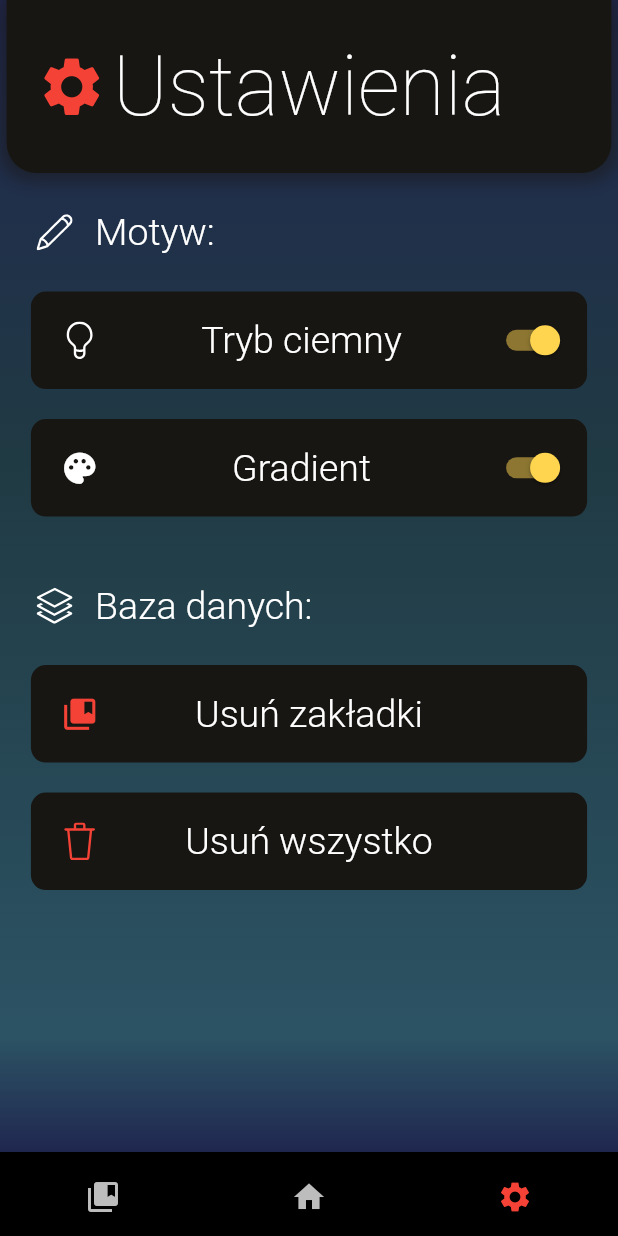
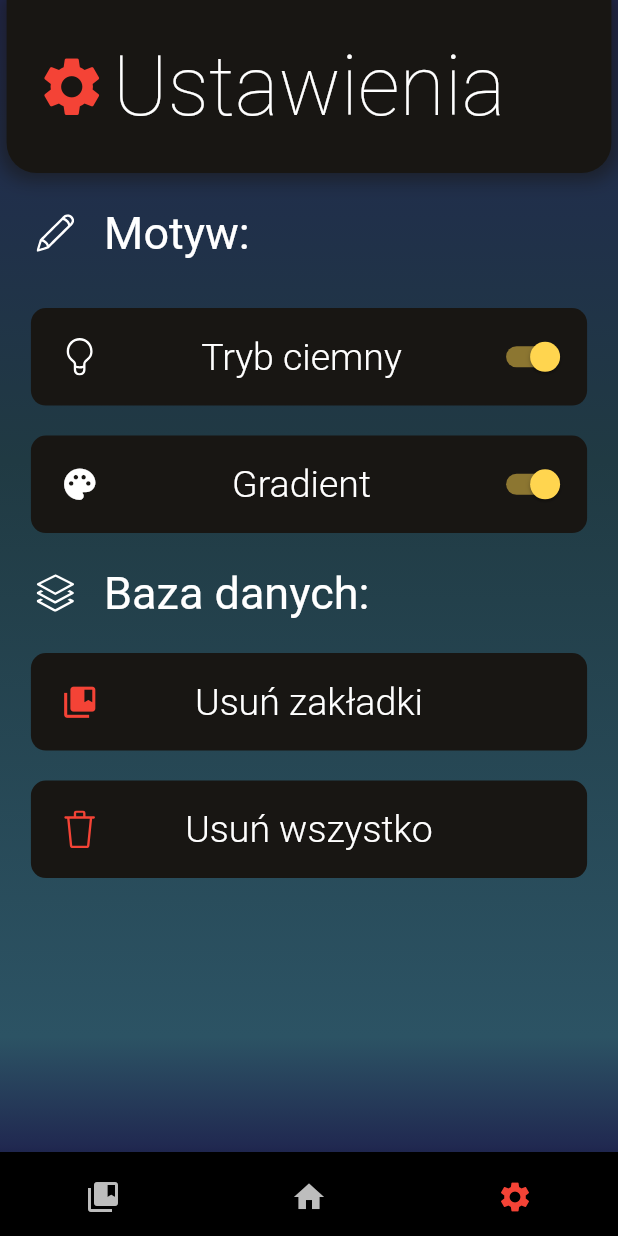
Before and after one commit to ReQezeR/OverMarkBeta, a Flutter app: the screen it shows after launch, swiped to page 3, on a phone screen of 412 x 824 dp. Run offline on Flutter 3.47's test engine with Material 2 defaults, Android fonts, the phone set to English and light mode, and no system bars; our stand-ins replace flutter_icons, sqflite, theme_provider, webview_flutter; accounts and stored records are empty; statements that could not run were skipped.

Commit message:
update settingspage

```diff
--- a/lib/pages/settings_page.dart
+++ b/lib/pages/settings_page.dart
@@ -95,12 +95,16 @@ class _SettingsPageState extends State<SettingsPage>{
 
           Expanded(
             child: Column(
+              mainAxisSize: MainAxisSize.min,
               children: <Widget>[
                 Container(
-                  padding: const EdgeInsets.fromLTRB(0, 10, 0, 10),
+                  padding: const EdgeInsets.fromLTRB(0, 0, 0, 0),
                   child: Column(
                     children: [
-                      Padding(
+                      Container(
+                        height: 80,
+                        color: Colors.transparent,
+                        child: Padding(
                           padding: const EdgeInsets.fromLTRB(0, 10, 0, 10),
                           child: Row(
                             children: <Widget>[
@@ -108,22 +112,25 @@ class _SettingsPageState extends State<SettingsPage>{
                                 padding: const EdgeInsets.only(left: 20.0, right: 10.0),
                                 child: Icon(
                                   SimpleLineIcons.pencil,
+                                  size: 25.0
                                   // color: Colors.green,
                                 ),
                               ),
                               Padding(
-                              padding: const EdgeInsets.all(5.0),
+                                padding: const EdgeInsets.all(10.0),
                                 child: Text(
                                   "Motyw:",
                                   style: TextStyle(
-                                  fontSize: 25.0,
-                                    fontWeight: FontWeight.w300,
+                                    fontSize: 30.0,
+                                      fontWeight: FontWeight.w400,
                                     color: ThemeProvider.optionsOf<CustomThemeOptions>(context).mainTextColor
                                   ),
                                 )),
                             ],
                           ),
                         ),
+                      ),
+
                       Container(
                         margin: const EdgeInsets.fromLTRB(0, 10, 0, 10),
                         width: MediaQuery.of(context).size.width*0.9,
@@ -173,7 +180,7 @@ class _SettingsPageState extends State<SettingsPage>{
                         ),
                       ),
                       Container(
-                        margin: const EdgeInsets.fromLTRB(0, 10, 0, 10),
+                        margin: const EdgeInsets.fromLTRB(0, 10, 0, 0),
                         decoration: BoxDecoration(
                             color: Theme.of(context).brightness == Brightness.light?Colors.white:ThemeProvider.optionsOf<CustomThemeOptions>(context).backgroundColor,
                             borderRadius: BorderRadius.all(Radius.circular(10.0)),
@@ -226,11 +233,13 @@ class _SettingsPageState extends State<SettingsPage>{
 
 
                 Container(
-                  padding: EdgeInsets.fromLTRB(0,10,0,10),
+                  padding: EdgeInsets.fromLTRB(0,0,0,0),
                   child: Column(
-                    // mainAxisAlignment: MainAxisAlignment.spaceEvenly,
                     children: [
-                      Padding(
+                      Container(
+                        height: 80,
+                        color: Colors.transparent,
+                        child: Padding(
                           padding: const EdgeInsets.fromLTRB(0, 10, 0, 10),
                           child: Row(
                             children: <Widget>[
@@ -238,24 +247,26 @@ class _SettingsPageState extends State<SettingsPage>{
                                 padding: const EdgeInsets.only(left: 20.0, right: 10.0),
                                 child: Icon(
                                   SimpleLineIcons.layers,
+                                  size: 25.0,
                                   // color: Colors.indigoAccent,
                                 ),
                               ),
                               Padding(
-                              padding: const EdgeInsets.all(5.0),
+                                padding: const EdgeInsets.all(10.0),
                                 child: Text(
                                   "Baza danych:",
                                   style: TextStyle(
-                                  fontSize: 25.0,
-                                    fontWeight: FontWeight.w300,
+                                    fontSize: 30.0,
+                                      fontWeight: FontWeight.w400,
                                     color: ThemeProvider.optionsOf<CustomThemeOptions>(context).mainTextColor
                                   ),
                                 )),
                             ],
                           ),
                         ),
+                      ),
                       Container(
-                        margin: const EdgeInsets.fromLTRB(0, 10, 0, 10),
+                        margin: const EdgeInsets.fromLTRB(0, 0, 0, 10),
                         decoration: BoxDecoration(
                             color: Theme.of(context).brightness == Brightness.light?Colors.white:ThemeProvider.optionsOf<CustomThemeOptions>(context).backgroundColor,
                             borderRadius: BorderRadius.all(Radius.circular(10.0)),
```
Lines whose indentation alone changed are shown as unchanged.
